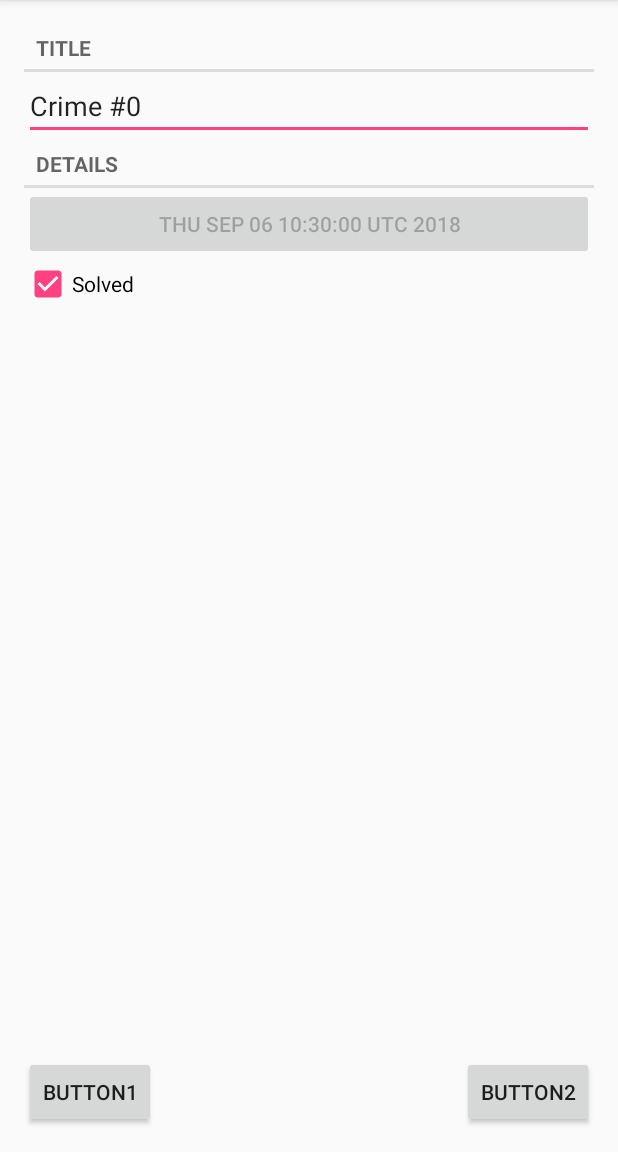
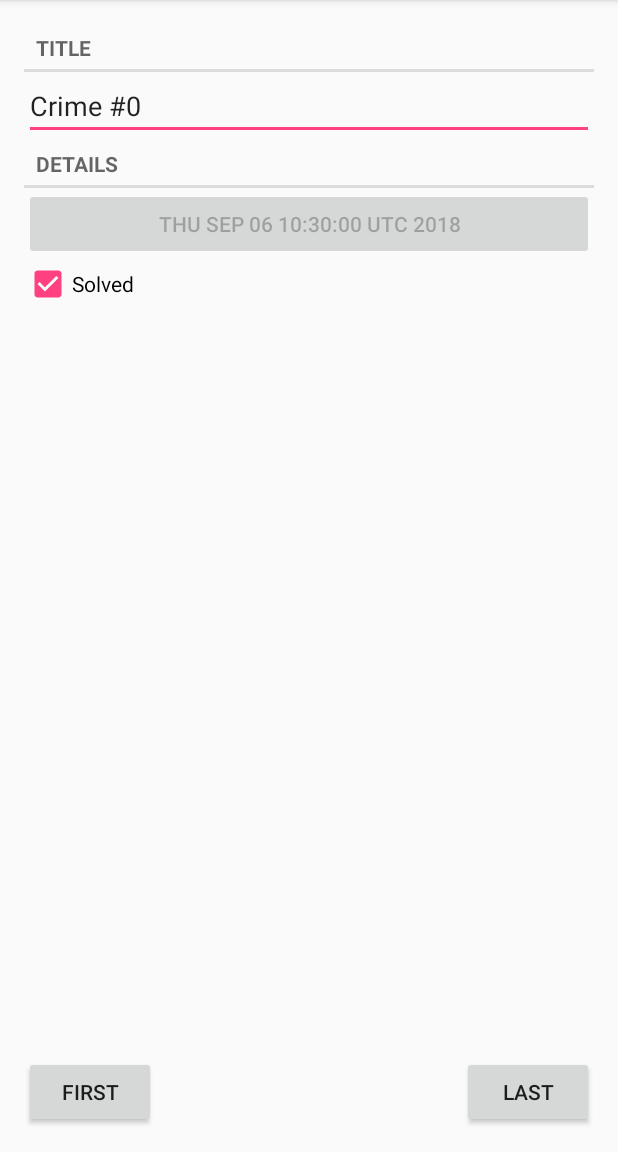
Before and after one commit to chetlq/criminalintent, an Android app: the CrimePagerActivity screen opened directly, with no data from a screen before it, on a phone screen of 412 x 824 dp, the part 84-1236 px from its top. Run offline under Robolectric (Android 15) with nearby library versions, the phone set to English and light mode, and no system bars.

Commit message:
ViewPager работает

```diff
--- a/app/src/main/java/criminalintent/android/bignerdranch/com/criminalintent/CrimeFragment.java
+++ b/app/src/main/java/criminalintent/android/bignerdranch/com/criminalintent/CrimeFragment.java
@@ -4,6 +4,7 @@ package criminalintent.android.bignerdranch.com.criminalintent;
 import android.os.Bundle;
 import android.support.annotation.Nullable;
 import android.support.v4.app.Fragment;
+import android.support.v4.view.ViewPager;
 import android.text.Editable;
 import android.text.TextWatcher;
 import android.view.LayoutInflater;
@@ -89,6 +90,8 @@ public class CrimeFragment extends Fragment {
             }
         } );
 
+
+
         return v;
     }
 }
--- a/app/src/main/java/criminalintent/android/bignerdranch/com/criminalintent/CrimePagerActivity.java
+++ b/app/src/main/java/criminalintent/android/bignerdranch/com/criminalintent/CrimePagerActivity.java
@@ -8,6 +8,8 @@ import android.support.v4.app.FragmentManager;
 import android.support.v4.app.FragmentStatePagerAdapter;
 import android.support.v4.view.ViewPager;
 import android.support.v7.app.AppCompatActivity;
+import android.view.View;
+import android.widget.Button;
 
 import java.util.List;
 import java.util.UUID;
@@ -29,6 +31,8 @@ public class CrimePagerActivity extends AppCompatActivity {
     protected void onCreate(Bundle savedInstanceState) {
         super.onCreate(savedInstanceState);
         setContentView(R.layout.activity_crime_pager);
+
+
 
         mViewPager = (ViewPager) findViewById(R.id.crime_view_pager);
         UUID crimeId = (UUID) getIntent()
@@ -52,5 +56,15 @@ public class CrimePagerActivity extends AppCompatActivity {
                 break;
             }
         }
+
+
+    }
+
+    public void myClick(View view) {
+        mViewPager.setCurrentItem(1,true);
+    }
+
+    public void myLast(View view) {
+        mViewPager.setCurrentItem(mCrimes.size()-1,true);
     }
 }
--- a/app/src/main/res/layout/fragment_crime.xml
+++ b/app/src/main/res/layout/fragment_crime.xml
@@ -41,19 +41,21 @@
 
 </LinearLayout>
         <Button
-            android:id="@+id/button1"
+            android:id="@+id/start"
             android:layout_width="wrap_content"
             android:layout_height="wrap_content"
-            android:text="Button1"
+            android:text="first"
+            android:onClick="myClick"
             android:layout_margin="16dp"
             android:layout_alignParentBottom="true"
             android:layout_alignParentLeft="true"/>
 
     <Button
-        android:id="@+id/button2"
+        android:id="@+id/stop"
         android:layout_width="wrap_content"
         android:layout_height="wrap_content"
-        android:text="Button2"
+        android:text="last"
+        android:onClick="myLast"
         android:layout_margin="16dp"
         android:layout_alignParentBottom="true"
         android:layout_alignParentRight="true"/>
```
